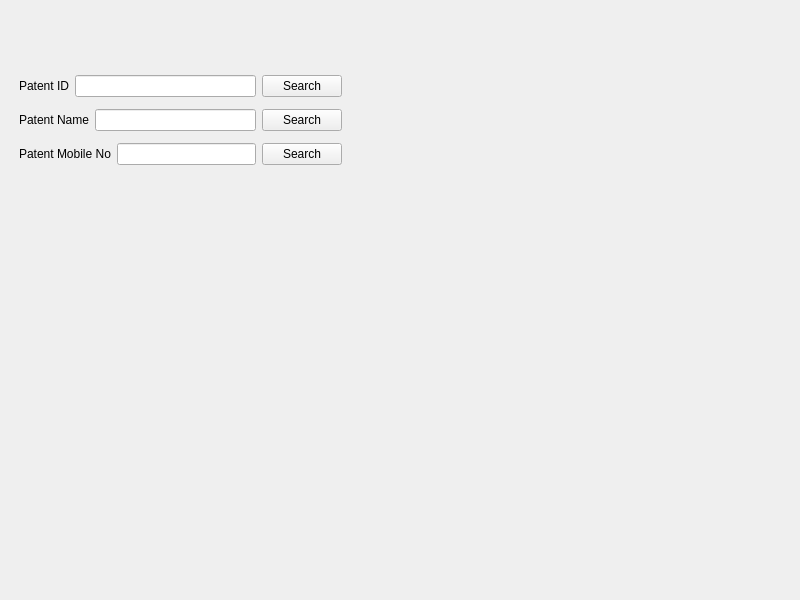
This is medsee.ui in DigvijaySriSaiBodicherla/MedSeeUI as Qt 5 draws it before an edit. The edited form follows.
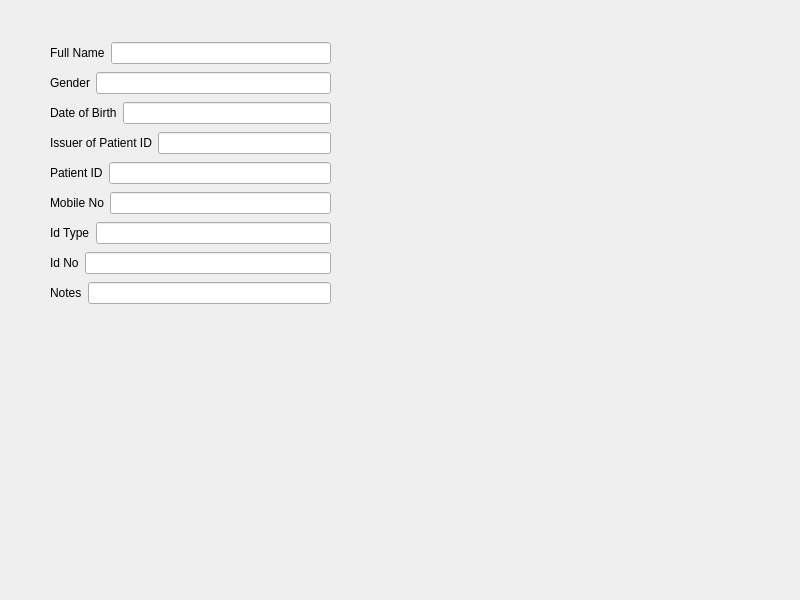
This is the edited form. The open tabs and pages were chosen to show the change.

Diff of the .ui file:
```diff
--- a/medsee.ui
+++ b/medsee.ui
@@ -27,7 +27,7 @@
 border-color: rgb(0, 0, 0);</string>
    </property>
    <property name="currentIndex">
-    <number>3</number>
+    <number>4</number>
    </property>
    <widget class="QWidget" name="loginPage">
     <widget class="QWidget" name="verticalLayoutWidget">
@@ -711,7 +711,235 @@
      </widget>
     </widget>
    </widget>
-   <widget class="QWidget" name="searchPatentPage"/>
+   <widget class="QWidget" name="searchPatentTotalPage">
+    <widget class="QStackedWidget" name="searchPatentStackedWidget">
+     <property name="geometry">
+      <rect>
+       <x>20</x>
+       <y>20</y>
+       <width>361</width>
+       <height>291</height>
+      </rect>
+     </property>
+     <widget class="QWidget" name="searchPetentPage">
+      <widget class="QWidget" name="verticalLayoutWidget_7">
+       <property name="geometry">
+        <rect>
+         <x>10</x>
+         <y>20</y>
+         <width>323</width>
+         <height>104</height>
+        </rect>
+       </property>
+       <layout class="QVBoxLayout" name="verticalLayout_7">
+        <item>
+         <layout class="QHBoxLayout" name="horizontalLayout_27">
+          <item>
+           <widget class="QLabel" name="label_29">
+            <property name="text">
+             <string>Patent ID</string>
+            </property>
+           </widget>
+          </item>
+          <item>
+           <widget class="QLineEdit" name="lineEdit_27"/>
+          </item>
+          <item>
+           <widget class="QPushButton" name="searchPatentSearchButtonByID">
+            <property name="text">
+             <string>Search</string>
+            </property>
+           </widget>
+          </item>
+         </layout>
+        </item>
+        <item>
+         <layout class="QHBoxLayout" name="horizontalLayout_28">
+          <item>
+           <widget class="QLabel" name="label_30">
+            <property name="text">
+             <string>Patent Name</string>
+            </property>
+           </widget>
+          </item>
+          <item>
+           <widget class="QLineEdit" name="lineEdit_28"/>
+          </item>
+          <item>
+           <widget class="QPushButton" name="searchPatentSearchButtonByName">
+            <property name="text">
+             <string>Search</string>
+            </property>
+           </widget>
+          </item>
+         </layout>
+        </item>
+        <item>
+         <layout class="QHBoxLayout" name="horizontalLayout_29">
+          <item>
+           <widget class="QLabel" name="label_31">
+            <property name="text">
+             <string>Patent Mobile No</string>
+            </property>
+           </widget>
+          </item>
+          <item>
+           <widget class="QLineEdit" name="lineEdit_29"/>
+          </item>
+          <item>
+           <widget class="QPushButton" name="searchPatentSearchButtonByMobileNo">
+            <property name="text">
+             <string>Search</string>
+            </property>
+           </widget>
+          </item>
+         </layout>
+        </item>
+       </layout>
+      </widget>
+     </widget>
+     <widget class="QWidget" name="searchResultPage">
+      <widget class="QWidget" name="verticalLayoutWidget_8">
+       <property name="geometry">
+        <rect>
+         <x>30</x>
+         <y>10</y>
+         <width>281</width>
+         <height>272</height>
+        </rect>
+       </property>
+       <layout class="QVBoxLayout" name="verticalLayout_8">
+        <item>
+         <layout class="QHBoxLayout" name="horizontalLayout_30">
+          <item>
+           <widget class="QLabel" name="label_32">
+            <property name="text">
+             <string>Full Name</string>
+            </property>
+           </widget>
+          </item>
+          <item>
+           <widget class="QLineEdit" name="lineEdit_30"/>
+          </item>
+         </layout>
+        </item>
+        <item>
+         <layout class="QHBoxLayout" name="horizontalLayout_31">
+          <item>
+           <widget class="QLabel" name="label_37">
+            <property name="text">
+             <string>Gender</string>
+            </property>
+           </widget>
+          </item>
+          <item>
+           <widget class="QLineEdit" name="lineEdit_31"/>
+          </item>
+         </layout>
+        </item>
+        <item>
+         <layout class="QHBoxLayout" name="horizontalLayout_36">
+          <item>
+           <widget class="QLabel" name="label_38">
+            <property name="text">
+             <string>Date of Birth</string>
+            </property>
+           </widget>
+          </item>
+          <item>
+           <widget class="QLineEdit" name="lineEdit_36"/>
+          </item>
+         </layout>
+        </item>
+        <item>
+         <layout class="QHBoxLayout" name="horizontalLayout_37">
+          <item>
+           <widget class="QLabel" name="label_39">
+            <property name="text">
+             <string>Issuer of Patient ID</string>
+            </property>
+           </widget>
+          </item>
+          <item>
+           <widget class="QLineEdit" name="lineEdit_37"/>
+          </item>
+         </layout>
+        </item>
+        <item>
+         <layout class="QHBoxLayout" name="horizontalLayout_38">
+          <item>
+           <widget class="QLabel" name="label_40">
+            <property name="text">
+             <string>Patient ID</string>
+            </property>
+           </widget>
+          </item>
+          <item>
+           <widget class="QLineEdit" name="lineEdit_38"/>
+          </item>
+         </layout>
+        </item>
+        <item>
+         <layout class="QHBoxLayout" name="horizontalLayout_39">
+          <item>
+           <widget class="QLabel" name="label_41">
+            <property name="text">
+             <string>Mobile No</string>
+            </property>
+           </widget>
+          </item>
+          <item>
+           <widget class="QLineEdit" name="lineEdit_39"/>
+          </item>
+         </layout>
+        </item>
+        <item>
+         <layout class="QHBoxLayout" name="horizontalLayout_40">
+          <item>
+           <widget class="QLabel" name="label_42">
+            <property name="text">
+             <string>Id Type</string>
+            </property>
+           </widget>
+          </item>
+          <item>
+           <widget class="QLineEdit" name="lineEdit_40"/>
+          </item>
+         </layout>
+        </item>
+        <item>
+         <layout class="QHBoxLayout" name="horizontalLayout_41">
+          <item>
+           <widget class="QLabel" name="label_43">
+            <property name="text">
+             <string>Id No</string>
+            </property>
+           </widget>
+          </item>
+          <item>
+           <widget class="QLineEdit" name="lineEdit_41"/>
+          </item>
+         </layout>
+        </item>
+        <item>
+         <layout class="QHBoxLayout" name="horizontalLayout_42">
+          <item>
+           <widget class="QLabel" name="label_44">
+            <property name="text">
+             <string>Notes</string>
+            </property>
+           </widget>
+          </item>
+          <item>
+           <widget class="QLineEdit" name="lineEdit_42"/>
+          </item>
+         </layout>
+        </item>
+       </layout>
+      </widget>
+     </widget>
+    </widget>
+   </widget>
    <widget class="QWidget" name="seeReportPage"/>
   </widget>
  </widget>
```
